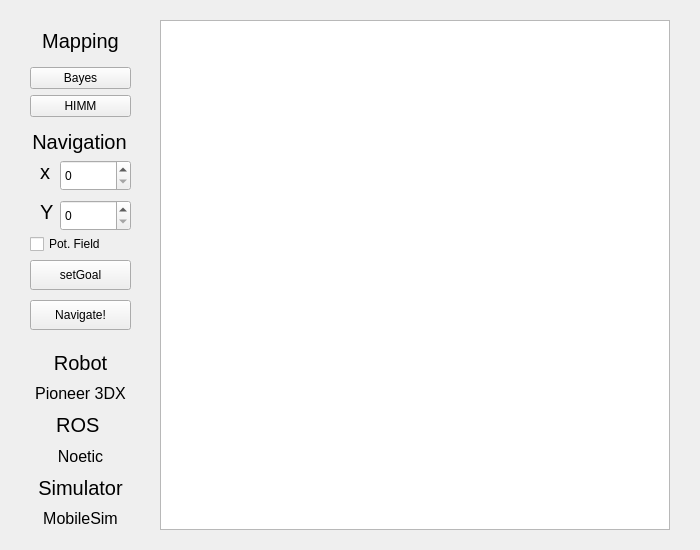
Qt form include/ros_mapping_gui/ros_mapping_gui.ui (fupbot/ROSActiveExplorationCMP545) before a commit.
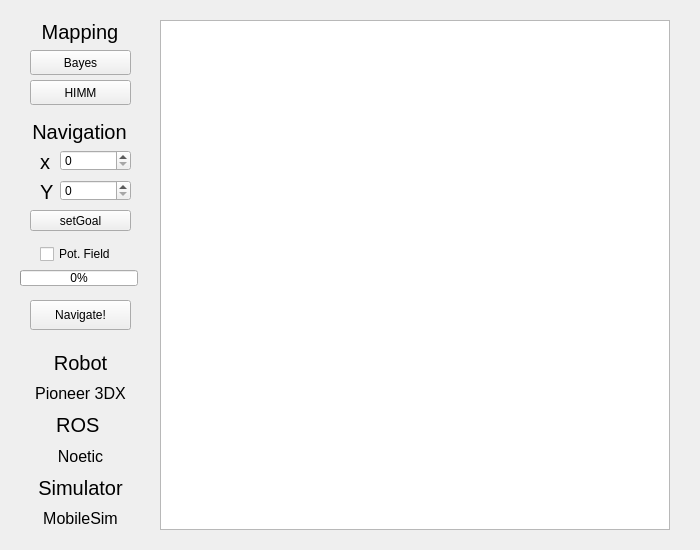
The same form after that commit.

Commit message: v1.6 - Improved HIMM, ui and navigator

```diff
--- a/include/ros_mapping_gui/ros_mapping_gui.ui
+++ b/include/ros_mapping_gui/ros_mapping_gui.ui
@@ -38,62 +38,6 @@
     </size>
    </property>
   </widget>
-  <widget class="QWidget" name="layoutWidget">
-   <property name="geometry">
-    <rect>
-     <x>30</x>
-     <y>20</y>
-     <width>101</width>
-     <height>97</height>
-    </rect>
-   </property>
-   <layout class="QVBoxLayout" name="verticalLayout">
-    <item>
-     <widget class="QLabel" name="lbl_x_3">
-      <property name="font">
-       <font>
-        <family>Ubuntu</family>
-        <pointsize>15</pointsize>
-        <weight>50</weight>
-        <bold>false</bold>
-       </font>
-      </property>
-      <property name="text">
-       <string>Mapping</string>
-      </property>
-      <property name="alignment">
-       <set>Qt::AlignCenter</set>
-      </property>
-     </widget>
-    </item>
-    <item>
-     <widget class="QPushButton" name="pbtn_BAYES">
-      <property name="text">
-       <string>Bayes</string>
-      </property>
-      <property name="checkable">
-       <bool>true</bool>
-      </property>
-      <property name="checked">
-       <bool>false</bool>
-      </property>
-     </widget>
-    </item>
-    <item>
-     <widget class="QPushButton" name="pbtn_HIMM">
-      <property name="text">
-       <string>HIMM</string>
-      </property>
-      <property name="checkable">
-       <bool>true</bool>
-      </property>
-      <property name="flat">
-       <bool>false</bool>
-      </property>
-     </widget>
-    </item>
-   </layout>
-  </widget>
   <widget class="QWidget" name="layoutWidget">
    <property name="geometry">
     <rect>
@@ -237,7 +181,7 @@
    <property name="geometry">
     <rect>
      <x>30</x>
-     <y>130</y>
+     <y>120</y>
      <width>99</width>
      <height>23</height>
     </rect>
@@ -261,7 +205,7 @@
    <property name="geometry">
     <rect>
      <x>40</x>
-     <y>200</y>
+     <y>180</y>
      <width>16</width>
      <height>23</height>
     </rect>
@@ -282,9 +226,9 @@
    <property name="geometry">
     <rect>
      <x>60</x>
-     <y>200</y>
+     <y>180</y>
      <width>71</width>
-     <height>31</height>
+     <height>21</height>
     </rect>
    </property>
    <property name="maximum">
@@ -298,9 +242,9 @@
    <property name="geometry">
     <rect>
      <x>60</x>
-     <y>160</y>
+     <y>150</y>
      <width>71</width>
-     <height>31</height>
+     <height>21</height>
     </rect>
    </property>
    <property name="maximum">
@@ -314,7 +258,7 @@
    <property name="geometry">
     <rect>
      <x>40</x>
-     <y>160</y>
+     <y>150</y>
      <width>16</width>
      <height>23</height>
     </rect>
@@ -335,23 +279,23 @@
    <property name="geometry">
     <rect>
      <x>30</x>
-     <y>260</y>
+     <y>210</y>
      <width>101</width>
-     <height>30</height>
+     <height>21</height>
     </rect>
    </property>
    <property name="text">
     <string>setGoal</string>
    </property>
    <property name="checkable">
-    <bool>true</bool>
+    <bool>false</bool>
    </property>
   </widget>
   <widget class="QCheckBox" name="checkBox">
    <property name="geometry">
     <rect>
-     <x>30</x>
-     <y>230</y>
+     <x>40</x>
+     <y>240</y>
      <width>94</width>
      <height>28</height>
     </rect>
@@ -360,6 +304,81 @@
     <string>Pot. Field</string>
    </property>
   </widget>
+  <widget class="QProgressBar" name="progressBar">
+   <property name="geometry">
+    <rect>
+     <x>20</x>
+     <y>270</y>
+     <width>118</width>
+     <height>16</height>
+    </rect>
+   </property>
+   <property name="value">
+    <number>0</number>
+   </property>
+  </widget>
+  <widget class="QLabel" name="lbl_x_3">
+   <property name="geometry">
+    <rect>
+     <x>40</x>
+     <y>20</y>
+     <width>80</width>
+     <height>23</height>
+    </rect>
+   </property>
+   <property name="font">
+    <font>
+     <family>Ubuntu</family>
+     <pointsize>15</pointsize>
+     <weight>50</weight>
+     <bold>false</bold>
+    </font>
+   </property>
+   <property name="text">
+    <string>Mapping</string>
+   </property>
+   <property name="alignment">
+    <set>Qt::AlignCenter</set>
+   </property>
+  </widget>
+  <widget class="QPushButton" name="pbtn_BAYES">
+   <property name="geometry">
+    <rect>
+     <x>30</x>
+     <y>50</y>
+     <width>101</width>
+     <height>25</height>
+    </rect>
+   </property>
+   <property name="text">
+    <string>Bayes</string>
+   </property>
+   <property name="checkable">
+    <bool>true</bool>
+   </property>
+   <property name="checked">
+    <bool>false</bool>
+   </property>
+  </widget>
+  <widget class="QPushButton" name="pbtn_HIMM">
+   <property name="geometry">
+    <rect>
+     <x>30</x>
+     <y>80</y>
+     <width>101</width>
+     <height>25</height>
+    </rect>
+   </property>
+   <property name="text">
+    <string>HIMM</string>
+   </property>
+   <property name="checkable">
+    <bool>true</bool>
+   </property>
+   <property name="flat">
+    <bool>false</bool>
+   </property>
+  </widget>
  </widget>
  <resources/>
  <connections/>
```
The commit also changes 3 other files.
